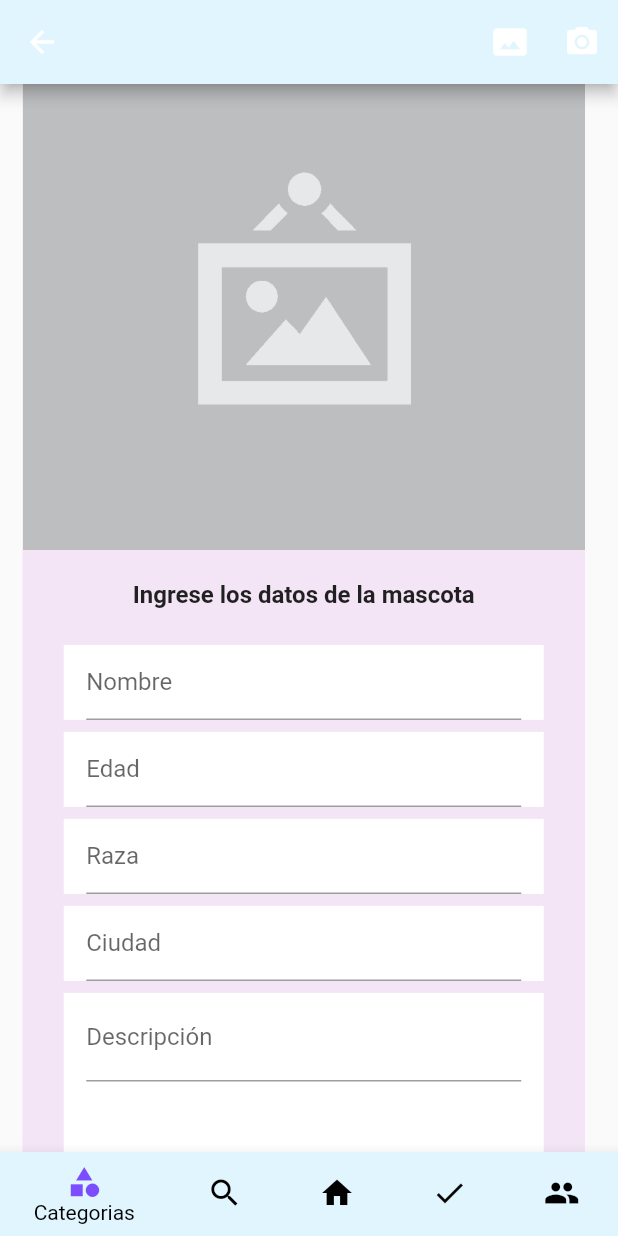
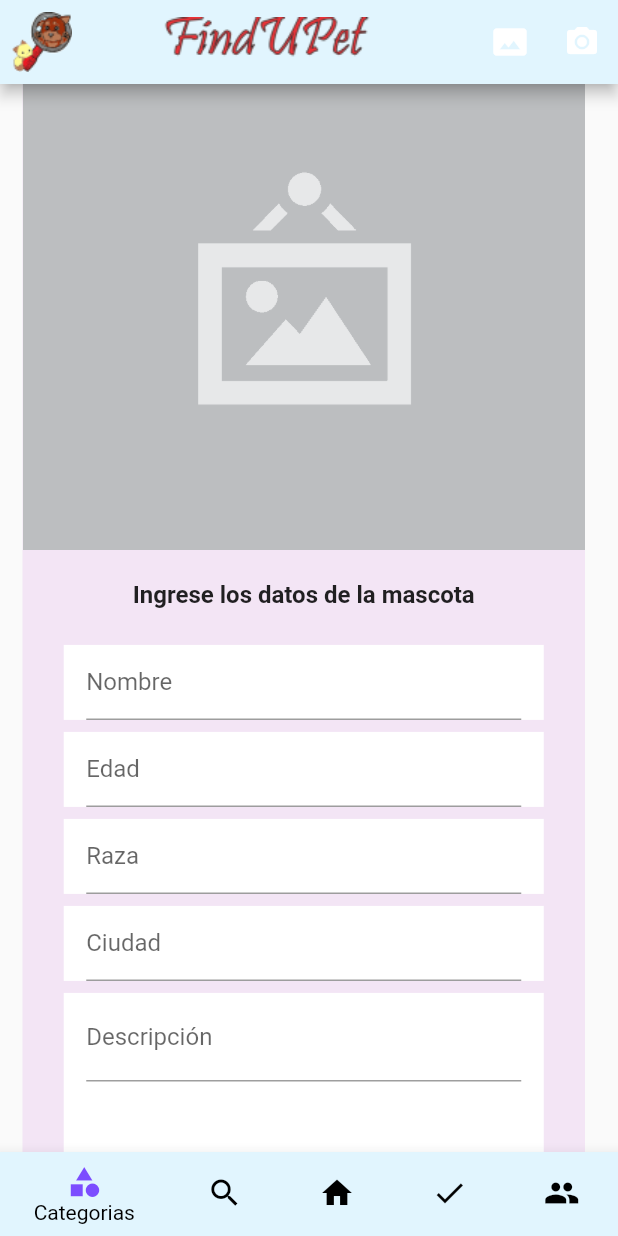
Before and after one commit to Camila0357/findupet, a Flutter app: the HomePage screen opened by its route, after a tap on the "add" icon, on a phone screen of 412 x 824 dp. Run offline on Flutter 3.47's test engine with Material 2 defaults, Android fonts, the phone set to English and light mode, and no system bars; our stand-ins replace image_picker, rxdart, shared_preferences; missing offline and left inert: mime_type, wc_flutter_share; accounts and stored records are empty; statements that could not run were skipped.

Commit message:
agregado logo de la aplicacion y logo de fundacion

```diff
--- a/lib/src/pages/home_page.dart
+++ b/lib/src/pages/home_page.dart
@@ -15,7 +15,13 @@ class HomePage extends StatelessWidget {
 
     return Scaffold(
       appBar: AppBar(
+
         backgroundColor: Colors.lightBlue[50],
+
+        leading: Padding(padding: const EdgeInsets.all(8.0),
+          child:_logo("images/logo.png"),),
+        centerTitle: true,
+        title: Image.asset('images/nombre.png', ),
       ),
       body: _crearListado(),
       floatingActionButton: _crearBoton(context),
@@ -103,17 +109,29 @@ class HomePage extends StatelessWidget {
     );
   }
 
-  Widget _circleImage() {
+  Widget _circleImage(String logo) {
     return Container(
       width: 45.0,
       height: 45.0,
       decoration: BoxDecoration(
         shape: BoxShape.circle,
-        color: Colors.red,
-        /* image: DecorationImage(
+
+         image: DecorationImage(
           fit:BoxFit.fill,
-          image: AssetImage("images/fundacion.png")
-        ) */
+          image: AssetImage(logo)
+        )
+      ),
+    );
+  }
+  Widget _logo(String logo) {
+    return Container(
+      width: 45.0,
+      height: 45.0,
+      decoration: BoxDecoration(
+         image: DecorationImage(
+          fit:BoxFit.fill,
+          image: AssetImage(logo)
+        )
       ),
     );
   }
@@ -125,7 +143,7 @@ class HomePage extends StatelessWidget {
             padding: EdgeInsets.all(10.0),
             child: Row(
               children: <Widget>[
-                _circleImage(),
+                _circleImage("images/fundacion.png"),
                 Container(
                   padding: EdgeInsets.fromLTRB(15.0, 0.0, 0.0, 0.0),
                   child: Text(
--- a/lib/src/pages/mascota_page.dart
+++ b/lib/src/pages/mascota_page.dart
@@ -11,7 +11,6 @@ class MascotaPage extends StatefulWidget {
 }
 
 class _MascotaPageState extends State<MascotaPage> {
-
   final formKey = GlobalKey<FormState>();
   final scaffoldKey = GlobalKey<ScaffoldState>();
 
@@ -23,13 +22,17 @@ class _MascotaPageState extends State<MascotaPage> {
 
   @override
   Widget build(BuildContext context) {
-       int seleccionado=0;
+    int seleccionado = 0;
     return Scaffold(
       key: scaffoldKey,
       appBar: AppBar(
-
         backgroundColor: Colors.lightBlue[50],
-
+        leading: Padding(
+          padding: const EdgeInsets.all(8.0),
+          child: _logo("images/logo.png"),
+        ),
+        centerTitle: true,
+        title: Image.asset('images/nombre.png'),
         actions: <Widget>[
           IconButton(
             icon: Icon(Icons.photo_size_select_actual),
@@ -60,7 +63,6 @@ class _MascotaPageState extends State<MascotaPage> {
       ), */
 
       body: SingleChildScrollView(
-
         child: Container(
           alignment: Alignment.center,
           width: 375,
@@ -68,13 +70,10 @@ class _MascotaPageState extends State<MascotaPage> {
           decoration: BoxDecoration(
             color: Colors.purple[50],
           ),
-            margin: EdgeInsets.only(left: 15,right: 15),
-
+          margin: EdgeInsets.only(left: 15, right: 15),
           child: Form(
-
             key: formKey,
             child: Column(
-
               children: <Widget>[
                 _mostrarFoto(),
                 SizedBox(height: 20.0),
@@ -90,18 +89,14 @@ class _MascotaPageState extends State<MascotaPage> {
                 SizedBox(height: 8.0),
                 _crearDescripcion(),
                 SizedBox(height: 8.0),
-
                 _crearBoton(),
               ],
             ),
           ),
         ),
-
       ),
-
       bottomNavigationBar: new Theme(
         data: Theme.of(context).copyWith(
-
           canvasColor: Colors.lightBlue[50],
         ),
         child: BottomNavigationBar(
@@ -109,32 +104,41 @@ class _MascotaPageState extends State<MascotaPage> {
             selectedItemColor: Colors.black,
             selectedIconTheme: IconThemeData(color: Colors.deepPurpleAccent),
             unselectedItemColor: Colors.white,
-          unselectedIconTheme: IconThemeData(color:Colors.black),
+            unselectedIconTheme: IconThemeData(color: Colors.black),
             currentIndex: seleccionado,
-          onTap: (index){
-
-
-
+            onTap: (index) {
               setState(() {
-              seleccionado=index;
+                seleccionado = index;
               });
 
-
-            print(seleccionado);},
-
+              print(seleccionado);
+            },
             items: [
               BottomNavigationBarItem(
                   icon: Icon(Icons.category), title: Text("Categorias")),
-            BottomNavigationBarItem(icon: Icon(Icons.search), title: Text("Busqueda")),
-            BottomNavigationBarItem(icon: Icon(Icons.home), title: Text("Home")),
-            BottomNavigationBarItem(icon: Icon(Icons.check), title: Text("Tips")),
-            BottomNavigationBarItem(icon: Icon(Icons.people), title: Text("Perfil")),
+              BottomNavigationBarItem(
+                  icon: Icon(Icons.search), title: Text("Busqueda")),
+              BottomNavigationBarItem(
+                  icon: Icon(Icons.home), title: Text("Home")),
+              BottomNavigationBarItem(
+                  icon: Icon(Icons.check), title: Text("Tips")),
+              BottomNavigationBarItem(
+                  icon: Icon(Icons.people), title: Text("Perfil")),
             ]),
       ),
     );
   }
 
-  Widget _crearNombre(){
+  Widget _logo(String logo) {
+    return Container(
+      width: 45.0,
+      height: 45.0,
+      decoration: BoxDecoration(
+          image: DecorationImage(fit: BoxFit.fill, image: AssetImage(logo))),
+    );
+  }
+
+  Widget _crearNombre() {
     // Trabaja directamente con un formulario ara ser parte del formulario de arriba
     return new Container(
         width: 320,
@@ -150,7 +154,7 @@ class _MascotaPageState extends State<MascotaPage> {
             labelText: 'Nombre',
           ),
           onSaved: (value) => mascota.nombre = value,
-      validator: (value){
+          validator: (value) {
             if (value.length < 2) {
               return 'Ingrese el nombre de la mascota';
             } else {
@@ -160,8 +164,8 @@ class _MascotaPageState extends State<MascotaPage> {
         ));
   }
 
-  Widget _crearEdad(){
-    return  new Container(
+  Widget _crearEdad() {
+    return new Container(
         width: 320,
         height: 50,
         decoration: BoxDecoration(
@@ -175,7 +179,7 @@ class _MascotaPageState extends State<MascotaPage> {
             labelText: 'Edad',
           ),
           onSaved: (value) => mascota.edad = value,
-      validator: (value){
+          validator: (value) {
             if (value.length < 1) {
               return 'Ingrese la edad de la mascota';
             } else {
@@ -185,7 +189,7 @@ class _MascotaPageState extends State<MascotaPage> {
         ));
   }
 
-  Widget _crearRaza(){
+  Widget _crearRaza() {
     return new Container(
         width: 320,
         height: 50,
@@ -200,7 +204,7 @@ class _MascotaPageState extends State<MascotaPage> {
             labelText: 'Raza',
           ),
           onSaved: (value) => mascota.raza = value,
-      validator: (value){
+          validator: (value) {
             if (value.length < 2) {
               return 'Ingrese la raza de la mascota';
             } else {
@@ -210,7 +214,7 @@ class _MascotaPageState extends State<MascotaPage> {
         ));
   }
 
-  Widget _crearCiudad(){
+  Widget _crearCiudad() {
     return new Container(
         width: 320,
         height: 50,
@@ -225,7 +229,7 @@ class _MascotaPageState extends State<MascotaPage> {
             labelText: 'Ciudad',
           ),
           onSaved: (value) => mascota.ciudad = value,
-      validator: (value){
+          validator: (value) {
             if (value.length < 2) {
               return 'Ingrese la ciudad de la mascota';
             } else {
@@ -235,7 +239,7 @@ class _MascotaPageState extends State<MascotaPage> {
         ));
   }
 
-  Widget _crearDescripcion(){
+  Widget _crearDescripcion() {
     return new Container(
         width: 320,
         height: 125,
@@ -247,11 +251,10 @@ class _MascotaPageState extends State<MascotaPage> {
           initialValue: mascota.descripcion,
           textCapitalization: TextCapitalization.sentences,
           decoration: InputDecoration(
-
             labelText: 'Descripción',
           ),
           onSaved: (value) => mascota.descripcion = value,
-      validator: (value){
+          validator: (value) {
             if (value.length < 6) {
               return 'Ingrese la descripción detallada de la mascota';
             } else {
@@ -260,6 +263,7 @@ class _MascotaPageState extends State<MascotaPage> {
           },
         ));
   }
+
   Widget _crearTitulo() {
     return StreamBuilder(
       builder: (BuildContext context, AsyncSnapshot snapshot) {
@@ -278,8 +282,7 @@ Widget _crearTitulo() {
     );
   }
 
-
-  Widget _crearBoton(){
+  Widget _crearBoton() {
     return RaisedButton(
       child: Container(
         padding: EdgeInsets.symmetric(horizontal: 115.0, vertical: 15.0),
@@ -287,19 +290,18 @@ Widget _crearTitulo() {
       ),
       color: Colors.deepPurpleAccent,
       textColor: Colors.white,
-
       onPressed: (_guardando) ? null : _submit,
-
     );
   }
 
-  void _submit() async{
-
+  void _submit() async {
     if (!formKey.currentState.validate()) return;
 
     formKey.currentState.save();
 
-    setState(() {_guardando = true;});
+    setState(() {
+      _guardando = true;
+    });
 
     if (foto != null) {
       mascota.fotoUrl = await mascotaProvider.subirImagen(foto);
@@ -309,24 +311,19 @@ Widget _crearTitulo() {
 
     mostrarSnackbar('Registro exitoso');
     Navigator.pop(context);
-
   }
 
-  void mostrarSnackbar(String mensaje){
-
+  void mostrarSnackbar(String mensaje) {
     final snackBar = SnackBar(
       content: Text(mensaje),
       duration: Duration(milliseconds: 1500),
     );
 
     scaffoldKey.currentState.showSnackBar(snackBar);
-
   }
 
-
-  Widget _mostrarFoto(){
-
-    if (mascota.fotoUrl != null){
+  Widget _mostrarFoto() {
+    if (mascota.fotoUrl != null) {
       //return Container();
       return FadeInImage(
         image: NetworkImage(mascota.fotoUrl),
@@ -335,7 +332,7 @@ Widget _crearTitulo() {
         fit: BoxFit.contain,
       );
     } else {
-      if( foto != null ){
+      if (foto != null) {
         return Image.file(
           foto,
           fit: BoxFit.cover,
@@ -355,15 +352,11 @@ Widget _crearTitulo() {
   }
 
   _procesarImagen(ImageSource origen) async {
-    foto = await ImagePicker.pickImage(
-      source: origen
-    );
-    if (foto != null ) {
+    foto = await ImagePicker.pickImage(source: origen);
+    if (foto != null) {
       //Limpieza
       mascota.fotoUrl = null;
-
     }
     setState(() {});
   }
-
 }
```
Also changed, not shown: pubspec.yaml (+6 -1 lines). Lines whose indentation alone changed are shown as unchanged.
